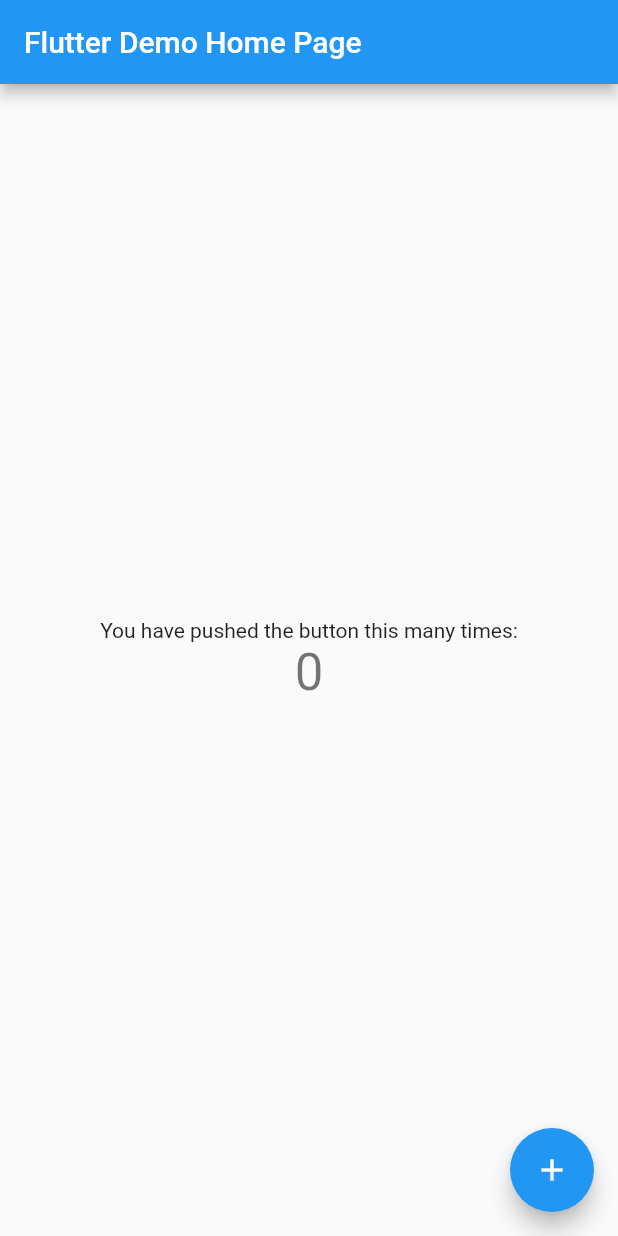
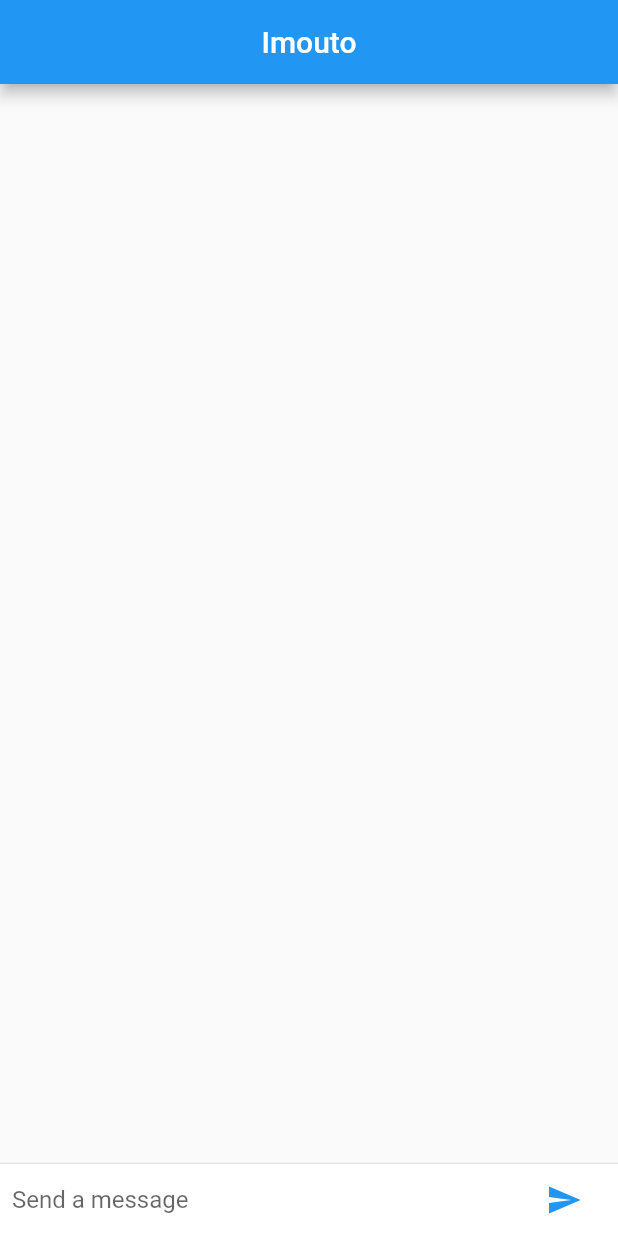
Before and after one commit to NotTheRealEdmund/imouto-chatbot-2, a Flutter app: the screen it shows after launch, on a phone screen of 412 x 824 dp. Run offline on Flutter 3.47's test engine with Material 2 defaults, Android fonts, the phone set to English and light mode, and no system bars; missing offline and left inert: flutter_dialogflow.

Commit message:
Created a basic chat system

```diff
--- a/chatbot/lib/main.dart
+++ b/chatbot/lib/main.dart
@@ -1,117 +1,182 @@
 import 'package:flutter/material.dart';
+import 'package:flutter_dialogflow/dialogflow_v2.dart';
 
-void main() {
-  runApp(MyApp());
-}
+void main() => runApp(MyApp());
 
 class MyApp extends StatelessWidget {
-  // This widget is the root of your application.
   @override
   Widget build(BuildContext context) {
     return MaterialApp(
-      title: 'Flutter Demo',
-      theme: ThemeData(
-        // This is the theme of your application.
-        //
-        // Try running your application with "flutter run". You'll see the
-        // application has a blue toolbar. Then, without quitting the app, try
-        // changing the primarySwatch below to Colors.green and then invoke
-        // "hot reload" (press "r" in the console where you ran "flutter run",
-        // or simply save your changes to "hot reload" in a Flutter IDE).
-        // Notice that the counter didn't reset back to zero; the application
-        // is not restarted.
-        primarySwatch: Colors.blue,
-        // This makes the visual density adapt to the platform that you run
-        // the app on. For desktop platforms, the controls will be smaller and
-        // closer together (more dense) than on mobile platforms.
-        visualDensity: VisualDensity.adaptivePlatformDensity,
+      debugShowCheckedModeBanner: false,
+      title: 'Imouto Chatbot',
+      theme:  ThemeData(
+        primaryColor: Colors.blue,
       ),
-      home: MyHomePage(title: 'Flutter Demo Home Page'),
+      home: HomePageDialogflow(),
     );
   }
 }
 
-class MyHomePage extends StatefulWidget {
-  MyHomePage({Key key, this.title}) : super(key: key);
-
-  // This widget is the home page of your application. It is stateful, meaning
-  // that it has a State object (defined below) that contains fields that affect
-  // how it looks.
-
-  // This class is the configuration for the state. It holds the values (in this
-  // case the title) provided by the parent (in this case the App widget) and
-  // used by the build method of the State. Fields in a Widget subclass are
-  // always marked "final".
+class HomePageDialogflow extends StatefulWidget {
+  HomePageDialogflow({Key key, this.title}) : super(key: key);
 
   final String title;
 
   @override
-  _MyHomePageState createState() => _MyHomePageState();
+  _HomePageDialogflow createState() => _HomePageDialogflow();
 }
 
-class _MyHomePageState extends State<MyHomePage> {
-  int _counter = 0;
+class _HomePageDialogflow extends State<HomePageDialogflow> {
+  final List<ChatMessage> _messages = <ChatMessage>[];
+  final TextEditingController _textController = TextEditingController();
 
-  void _incrementCounter() {
+  Widget _buildTextComposer() {
+    return IconTheme(
+      data: IconThemeData(color: Theme.of(context).primaryColor),
+      child: Container(
+        margin: const EdgeInsets.symmetric(horizontal: 8.0),
+        child: Row(
+          children: <Widget>[
+            Flexible(
+              child: TextField(
+                controller: _textController,
+                onSubmitted: _handleSubmitted,
+                decoration:
+                  InputDecoration.collapsed(hintText: "Send a message"),
+              ),
+            ),
+            Container(
+              margin: EdgeInsets.symmetric(horizontal: 4.0),
+              child: IconButton(
+                  icon: Icon(Icons.send),
+                  onPressed: () => _handleSubmitted(_textController.text)),
+            ),
+          ],
+        ),
+      ),
+    );
+  }
+
+  void Response(query) async {
+    _textController.clear();
+    AuthGoogle authGoogle =
+        await AuthGoogle(fileJson: "assets/credentials.json")
+            .build();
+    Dialogflow dialogflow =
+        Dialogflow(authGoogle: authGoogle, language: Language.english);
+    AIResponse response = await dialogflow.detectIntent(query);
+    ChatMessage message = ChatMessage(
+      text: response.getMessage() ??
+        CardDialogflow(response.getListMessage()[0]).title,
+      name: "Imouto",
+      type: false,
+    );
     setState(() {
-      // This call to setState tells the Flutter framework that something has
-      // changed in this State, which causes it to rerun the build method below
-      // so that the display can reflect the updated values. If we changed
-      // _counter without calling setState(), then the build method would not be
-      // called again, and so nothing would appear to happen.
-      _counter++;
+      _messages.insert(0, message);
     });
+  }
+
+  void _handleSubmitted(String text) {
+    _textController.clear();
+    ChatMessage message = ChatMessage(
+      text: text,
+      name: "You",
+      type: true,
+    );
+    setState(() {
+      _messages.insert(0, message);
+    });
+    Response(text);
   }
 
   @override
   Widget build(BuildContext context) {
-    // This method is rerun every time setState is called, for instance as done
-    // by the _incrementCounter method above.
-    //
-    // The Flutter framework has been optimized to make rerunning build methods
-    // fast, so that you can just rebuild anything that needs updating rather
-    // than having to individually change instances of widgets.
     return Scaffold(
       appBar: AppBar(
-        // Here we take the value from the MyHomePage object that was created by
-        // the App.build method, and use it to set our appbar title.
-        title: Text(widget.title),
+        centerTitle: true,
+        title: Text("Imouto"),
       ),
-      body: Center(
-        // Center is a layout widget. It takes a single child and positions it
-        // in the middle of the parent.
+      body: Column(children: <Widget>[
+        Flexible(
+          child: ListView.builder(
+          padding: EdgeInsets.all(8.0),
+          reverse: true,
+          itemBuilder: (_, int index) => _messages[index],
+          itemCount: _messages.length,
+        )),
+        Divider(height: 1.0),
+        Container(
+          decoration: BoxDecoration(color: Theme.of(context).cardColor),
+          child: _buildTextComposer(),
+        ),
+      ]),
+    );
+  }
+}
+
+class ChatMessage extends StatelessWidget {
+  ChatMessage({this.text, this.name, this.type});
+
+  final String text;
+  final String name;
+  final bool type;
+
+  List<Widget> otherMessage(context) {
+    return <Widget>[
+      Container(
+        margin: const EdgeInsets.only(right: 16.0),
+        child: CircleAvatar(child: Text('I')),
+      ),
+      Expanded(
         child: Column(
-          // Column is also a layout widget. It takes a list of children and
-          // arranges them vertically. By default, it sizes itself to fit its
-          // children horizontally, and tries to be as tall as its parent.
-          //
-          // Invoke "debug painting" (press "p" in the console, choose the
-          // "Toggle Debug Paint" action from the Flutter Inspector in Android
-          // Studio, or the "Toggle Debug Paint" command in Visual Studio Code)
-          // to see the wireframe for each widget.
-          //
-          // Column has various properties to control how it sizes itself and
-          // how it positions its children. Here we use mainAxisAlignment to
-          // center the children vertically; the main axis here is the vertical
-          // axis because Columns are vertical (the cross axis would be
-          // horizontal).
-          mainAxisAlignment: MainAxisAlignment.center,
+          crossAxisAlignment: CrossAxisAlignment.start,
           children: <Widget>[
-            Text(
-              'You have pushed the button this many times:',
-            ),
-            Text(
-              '$_counter',
-              style: Theme.of(context).textTheme.headline4,
+            Text(this.name,
+                style: TextStyle(fontWeight: FontWeight.bold)),
+            Container(
+              margin: const EdgeInsets.only(top: 5.0),
+              child: Text(text),
             ),
           ],
         ),
       ),
-      floatingActionButton: FloatingActionButton(
-        onPressed: _incrementCounter,
-        tooltip: 'Increment',
-        child: Icon(Icons.add),
-      ), // This trailing comma makes auto-formatting nicer for build methods.
+    ];
+  }
+
+  List<Widget> myMessage(context) {
+    return <Widget>[
+      Expanded(
+        child: Column(
+          crossAxisAlignment: CrossAxisAlignment.end,
+          children: <Widget>[
+            Text(this.name, style: TextStyle(fontWeight: FontWeight.bold)),
+            Container(
+              margin: const EdgeInsets.only(top: 5.0),
+              child: Text(text),
+            ),
+          ],
+        ),
+      ),
+      Container(
+        margin: const EdgeInsets.only(left: 16.0),
+        child: CircleAvatar(
+          child: Text(
+            this.name[0],
+            style: TextStyle(fontWeight: FontWeight.bold),
+          ),
+        ),
+      ),
+    ];
+  }
+
+  @override
+  Widget build(BuildContext context) {
+    return Container(
+      margin: const EdgeInsets.symmetric(vertical: 10.0),
+      child: Row(
+        crossAxisAlignment: CrossAxisAlignment.start,
+        children: this.type ? myMessage(context) : otherMessage(context),
+      ),
     );
   }
 }
```
